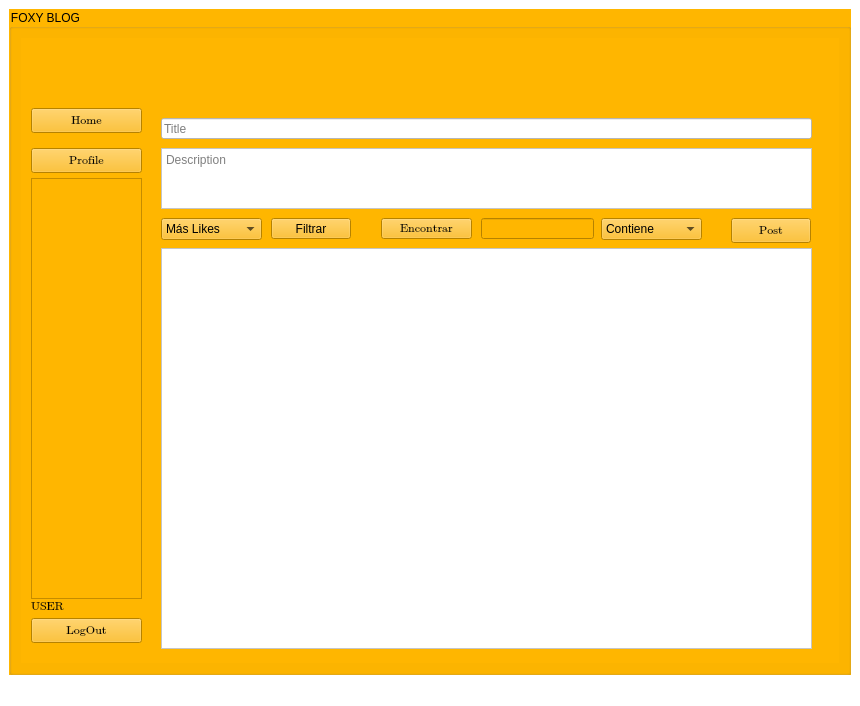
First picture: the form in login.ui, repository DarkMage17/CC31_20181B402_20181C600_201823838, before the edit.
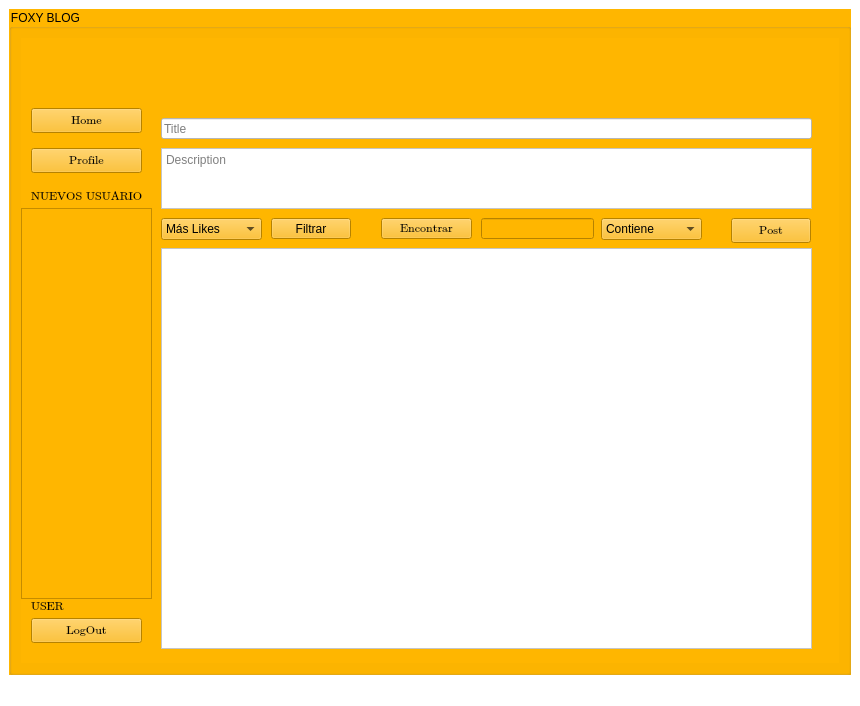
Second picture: the form after the edit. The open tabs and pages were chosen to show the change. Icons and pictures are not drawn.

Patch:
```diff
--- a/login.ui
+++ b/login.ui
@@ -514,10 +514,10 @@
           <widget class="QListWidget" name="LUsuariosGlob">
            <property name="geometry">
             <rect>
-             <x>10</x>
-             <y>140</y>
-             <width>111</width>
-             <height>421</height>
+             <x>0</x>
+             <y>170</y>
+             <width>131</width>
+             <height>391</height>
             </rect>
            </property>
           </widget>
@@ -695,6 +695,25 @@
             </property>
            </item>
           </widget>
+          <widget class="QLabel" name="labelUser_2">
+           <property name="geometry">
+            <rect>
+             <x>10</x>
+             <y>150</y>
+             <width>111</width>
+             <height>16</height>
+            </rect>
+           </property>
+           <property name="font">
+            <font>
+             <family>Cambria Math</family>
+             <pointsize>9</pointsize>
+            </font>
+           </property>
+           <property name="text">
+            <string>NUEVOS USUARIOS</string>
+           </property>
+          </widget>
           <zorder>label_15</zorder>
           <zorder>label_13</zorder>
           <zorder>EditPublis</zorder>
```
Left out of the diff: 7 changed lines with no effect on the pictures.
